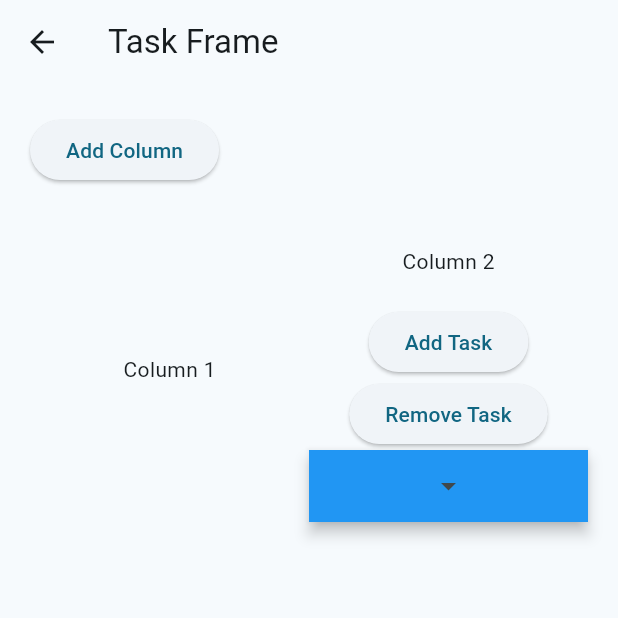
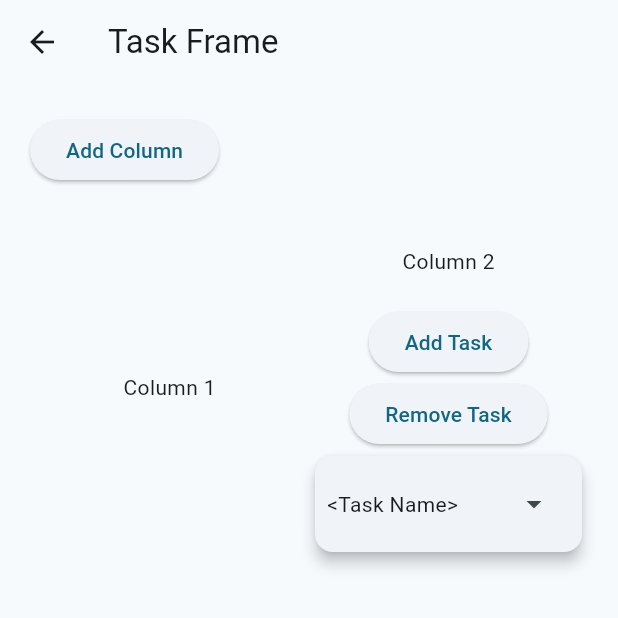
Before and after one commit to Natmoy-LETU/-chokhmah-, a Flutter app: the TaskFrame screen opened by its route, after a tap on "Add Column", after a tap on "Add Task", on a phone screen of 412 x 824 dp, the top half of it. Run offline on Flutter 3.47's test engine with Material 3 defaults, Android fonts, the phone set to English and light mode, and no system bars; statements that could not run were skipped.

Commit message:
It works. Mostly.

```diff
--- a/chokmah_productivity_tracker/lib/main.dart
+++ b/chokmah_productivity_tracker/lib/main.dart
@@ -38,8 +38,8 @@ class Chokmah extends StatelessWidget {
       initialRoute: '/',
       routes: {
         '/': (context) => const MainMenu(title: 'Start Page'),
-        '/settings': (context) => SettingsFrame(),
-        '/task_frame': (context) => TaskFrame(task: Task()),
+        '/settings': (context) => const Settings(title: '',),
+        '/task_frame': (context) => TaskFrame(),
         '/task': (context) => Task(),
         '/method':(context) => MethodMenu(title: 'Methods'),
 
--- a/chokmah_productivity_tracker/lib/task.dart
+++ b/chokmah_productivity_tracker/lib/task.dart
@@ -18,37 +18,90 @@ class _TaskState extends State<Task> {
 
   @override
   Widget build(BuildContext context) {
-    return SizedBox(
-      width: 300, // Constrain the width of the task
-      child: Draggable<String>(
-        data: 'draggable_widget',
-        childWhenDragging: Container(),
-        feedback: Material(
+    return GestureDetector(
+      onTap: () {
+        setState(() {
+          taskState = taskState == TaskState.Collapsed ? TaskState.Expanded : TaskState.Collapsed;
+        });
+      },
+      child: Card(
         elevation: 4.0,
-          child: Container(
-            color: Colors.blue.withOpacity(0.5),
-            height: taskState == TaskState.Expanded ? 200.0 : 100.0,
-            child: Center(
+        child: Padding(
+          padding: const EdgeInsets.all(8.0),
           child: Column(
-                mainAxisAlignment: MainAxisAlignment.center,
+            crossAxisAlignment: CrossAxisAlignment.stretch,
             children: [
-                  // Always visible
-                  Text("<Task name>"),
-                  DropdownButton<String>(
-                    value: '% complete',
-                    onChanged: (String? newValue) {},
-                    items: [
-                      for (int i = 0; i <= 100; i += 10)
-                        DropdownMenuItem<String>(
-                          value: '$i%',
-                          child: Text('$i%'),
+              Row(
+                mainAxisAlignment: MainAxisAlignment.spaceBetween,
+                children: [
+                  Text("<Task Name>"),
+                  IconButton(
+                    icon: Icon(
+                      taskState == TaskState.Expanded ? Icons.arrow_drop_up : Icons.arrow_drop_down,
+                    ),
+                    onPressed: () {
+                      setState(() {
+                        taskState = taskState == TaskState.Collapsed ? TaskState.Expanded : TaskState.Collapsed;
+                      });
+                    },
                   ),
                 ],
               ),
-                  // Visible when expanded
               if (taskState == TaskState.Expanded) ...[
+                const SizedBox(height: 8),
                 DropdownButtonFormField<String>(
-                      decoration: InputDecoration(labelText: 'Dependencies'),
+                  decoration: const InputDecoration(labelText: '% Complete'),
+                  onChanged: (String? newValue) {},
+                  items: const [
+                    DropdownMenuItem<String>(
+                      value: '% complete',
+                      child: Text('% complete'),
+                    ),
+                    DropdownMenuItem<String>(
+                      value: '10%',
+                      child: Text('10%'),
+                    ),
+                    DropdownMenuItem<String>(
+                      value: '20%',
+                      child: Text('20%'),
+                    ),
+                    DropdownMenuItem<String>(
+                      value: '30%',
+                      child: Text('30%'),
+                    ),
+                    DropdownMenuItem<String>(
+                      value: '40%',
+                      child: Text('40%'),
+                    ),
+                    DropdownMenuItem<String>(
+                      value: '50%',
+                      child: Text('50%'),
+                    ),
+                    DropdownMenuItem<String>(
+                      value: '60%',
+                      child: Text('60%'),
+                    ),
+                    DropdownMenuItem<String>(
+                      value: '70%',
+                      child: Text('70%'),
+                    ),
+                    DropdownMenuItem<String>(
+                      value: '80%',
+                      child: Text('80%'),
+                    ),
+                    DropdownMenuItem<String>(
+                      value: '90%',
+                      child: Text('90%'),
+                    ),
+                    DropdownMenuItem<String>(
+                      value: '100%',
+                      child: Text('100%'),
+                    ),
+                  ],
+                ),
+                const SizedBox(height: 8),
+                DropdownButtonFormField<String>(
+                  decoration: const InputDecoration(labelText: 'Dependencies'),
                   onChanged: (String? newValue) {},
                   items: const [
                     DropdownMenuItem<String>(
@@ -62,8 +115,9 @@ class _TaskState extends State<Task> {
                     // Add more unique values here
                   ],
                 ),
+                const SizedBox(height: 8),
                 DropdownButtonFormField<String>(
-                      decoration: InputDecoration(labelText: 'Resources'),
+                  decoration: const InputDecoration(labelText: 'Resources'),
                   onChanged: (String? newValue) {},
                   items: const [
                     DropdownMenuItem<String>(
@@ -77,8 +131,9 @@ class _TaskState extends State<Task> {
                     // Add more unique values here
                   ],
                 ),
+                const SizedBox(height: 8),
                 DropdownButtonFormField<String>(
-                      decoration: InputDecoration(labelText: 'Status'),
+                  decoration: const InputDecoration(labelText: 'Status'),
                   onChanged: (String? newValue) {},
                   items: const [
                     DropdownMenuItem<String>(
@@ -92,16 +147,19 @@ class _TaskState extends State<Task> {
                     // Add more unique values here
                   ],
                 ),
+                const SizedBox(height: 8),
                 TextFormField(
-                      decoration: InputDecoration(labelText: 'Estimated Time'),
+                  decoration: const InputDecoration(labelText: 'Estimated Time'),
                   keyboardType: TextInputType.number,
                 ),
+                const SizedBox(height: 8),
                 ElevatedButton(
                   onPressed: () {
                     // Action to perform when "View Subtasks" button is clicked
                   },
                   child: const Text('View Subtasks'),
                 ),
+                const SizedBox(height: 8),
                 ElevatedButton(
                   onPressed: () {
                     // Action to perform when "Task Settings" button is clicked
@@ -113,47 +171,6 @@ class _TaskState extends State<Task> {
           ),
         ),
       ),
-        ),
-        child: DragTarget<String>(
-          builder: (context, candidateData, rejectedData) {
-            return Material(
-              elevation: 4.0,
-              child: InkWell(
-                onTap: () {
-                  setState(() {
-                    taskState = taskState == TaskState.Collapsed ? TaskState.Expanded : TaskState.Collapsed;
-                  });
-                },
-                child: Container(
-                  color: Colors.blue,
-                  child: Center(
-                    child: IconButton(
-                      icon: Icon(
-                        taskState == TaskState.Expanded ? Icons.arrow_drop_up : Icons.arrow_drop_down,
-                      ),
-                      onPressed: () {
-                        setState(() {
-                          taskState = taskState == TaskState.Collapsed ? TaskState.Expanded : TaskState.Collapsed;
-                        });
-                      },
-                    ),
-                  ),
-                ),
-              ),
-            );
-          },
-          onWillAccept: (data) {
-            // Implement your onWillAccept logic
-            return true;
-          },
-          onLeave: (data) {
-            // Implement your onLeave logic
-          },
-          onAccept: (data) {
-            // Implement your onAccept logic
-          },
-        ),
-      ),
     );
   }
 }
```
Lines whose indentation alone changed are shown as unchanged.
